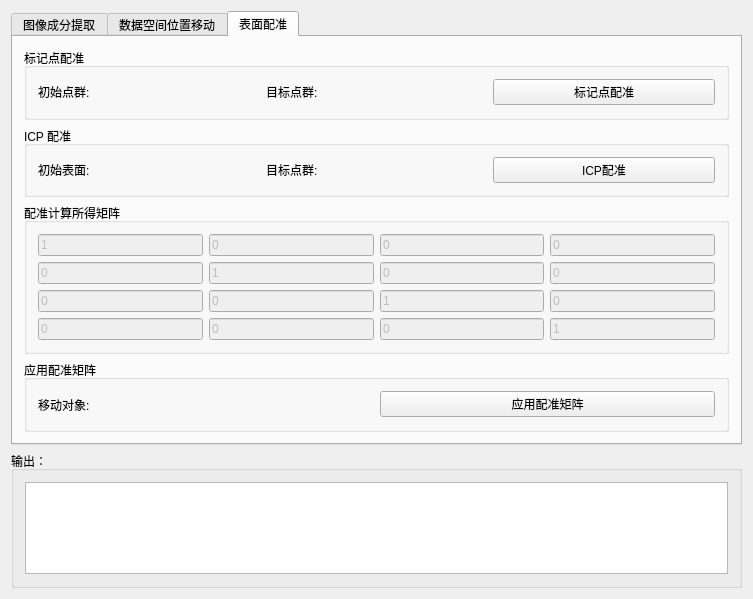
Above: Plugins/org.mitk.lancet.dentalwidget/src/internal/DentalWidgetControls.ui from zhaomengxiao/LancetMITK-Adition before the change. Below: the same form after it.
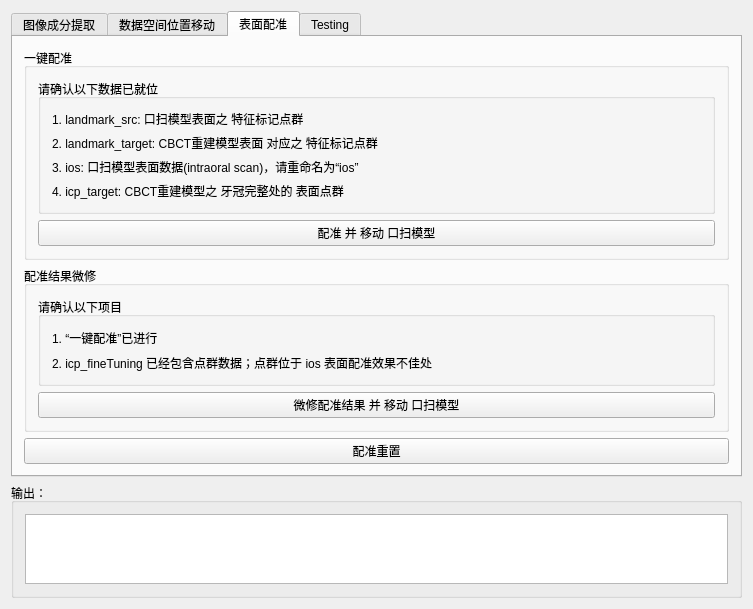
That is the form after the change. Custom widgets are drawn as their Qt base class.

Diff of the .ui file:
```diff
--- a/Plugins/org.mitk.lancet.dentalwidget/src/internal/DentalWidgetControls.ui
+++ b/Plugins/org.mitk.lancet.dentalwidget/src/internal/DentalWidgetControls.ui
@@ -19,12 +19,21 @@
   <property name="windowTitle">
    <string>QmitkTemplate</string>
   </property>
-  <layout class="QVBoxLayout" name="verticalLayout">
-   <item>
+  <layout class="QGridLayout" name="gridLayout_16">
+   <item row="0" column="0">
     <widget class="QTabWidget" name="tabWidget">
+     <property name="enabled">
+      <bool>true</bool>
+     </property>
      <property name="currentIndex">
       <number>2</number>
      </property>
+     <property name="tabsClosable">
+      <bool>false</bool>
+     </property>
+     <property name="tabBarAutoHide">
+      <bool>false</bool>
+     </property>
      <widget class="QWidget" name="tab">
       <attribute name="title">
        <string>图像成分提取</string>
@@ -303,10 +312,119 @@
        </item>
       </layout>
      </widget>
-     <widget class="QWidget" name="tab_3">
+     <widget class="QWidget" name="tab_4">
       <attribute name="title">
        <string>表面配准</string>
       </attribute>
+      <layout class="QGridLayout" name="gridLayout_15">
+       <item row="0" column="0">
+        <widget class="QGroupBox" name="groupBox_4">
+         <property name="title">
+          <string>一键配准</string>
+         </property>
+         <layout class="QGridLayout" name="gridLayout_9">
+          <item row="0" column="0">
+           <widget class="QGroupBox" name="groupBox">
+            <property name="title">
+             <string>请确认以下数据已就位</string>
+            </property>
+            <layout class="QGridLayout" name="gridLayout_8">
+             <item row="0" column="0">
+              <widget class="QLabel" name="label_5">
+               <property name="text">
+                <string>1. landmark_src: 口扫模型表面之 特征标记点群</string>
+               </property>
+              </widget>
+             </item>
+             <item row="1" column="0">
+              <widget class="QLabel" name="label_6">
+               <property name="text">
+                <string>2. landmark_target: CBCT重建模型表面 对应之 特征标记点群</string>
+               </property>
+              </widget>
+             </item>
+             <item row="2" column="0">
+              <widget class="QLabel" name="label_12">
+               <property name="text">
+                <string>3. ios: 口扫模型表面数据(intraoral scan)，请重命名为“ios”</string>
+               </property>
+              </widget>
+             </item>
+             <item row="3" column="0">
+              <widget class="QLabel" name="label_15">
+               <property name="text">
+                <string>4. icp_target: CBCT重建模型之 牙冠完整处的 表面点群</string>
+               </property>
+              </widget>
+             </item>
+            </layout>
+           </widget>
+          </item>
+          <item row="1" column="0">
+           <widget class="QPushButton" name="pushButton_registerIos">
+            <property name="text">
+             <string>配准 并 移动 口扫模型</string>
+            </property>
+           </widget>
+          </item>
+         </layout>
+        </widget>
+       </item>
+       <item row="1" column="0">
+        <widget class="QGroupBox" name="groupBox_10">
+         <property name="title">
+          <string>配准结果微修</string>
+         </property>
+         <layout class="QGridLayout" name="gridLayout_11">
+          <item row="0" column="0">
+           <widget class="QGroupBox" name="groupBox_11">
+            <property name="title">
+             <string>请确认以下项目</string>
+            </property>
+            <layout class="QGridLayout" name="gridLayout_10">
+             <item row="1" column="0">
+              <widget class="QLabel" name="label_17">
+               <property name="text">
+                <string>2. icp_fineTuning 已经包含点群数据；点群位于 ios 表面配准效果不佳处</string>
+               </property>
+              </widget>
+             </item>
+             <item row="0" column="0">
+              <widget class="QLabel" name="label_16">
+               <property name="text">
+                <string>1. “一键配准”已进行</string>
+               </property>
+              </widget>
+             </item>
+            </layout>
+           </widget>
+          </item>
+          <item row="1" column="0">
+           <widget class="QPushButton" name="pushButton_fixIcp">
+            <property name="text">
+             <string>微修配准结果 并 移动 口扫模型</string>
+            </property>
+           </widget>
+          </item>
+         </layout>
+        </widget>
+       </item>
+       <item row="2" column="0">
+        <widget class="QPushButton" name="pushButton_regReset">
+         <property name="text">
+          <string>配准重置</string>
+         </property>
+        </widget>
+       </item>
+      </layout>
+     </widget>
+     <widget class="QWidget" name="tab_3">
+      <property name="enabled">
+       <bool>false</bool>
+      </property>
+      <attribute name="title">
+       <string>Testing</string>
+      </attribute>
       <layout class="QGridLayout" name="gridLayout">
        <item row="0" column="0">
         <widget class="QGroupBox" name="groupBox_6">
@@ -324,7 +442,11 @@
              </widget>
             </item>
             <item>
-             <widget class="QmitkSingleNodeSelectionWidget" name="mitkNodeSelectWidget_LandmarkTargetPointset" native="true"/>
+             <widget class="QmitkSingleNodeSelectionWidget" name="mitkNodeSelectWidget_LandmarkTargetPointset" native="true">
+              <property name="enabled">
+               <bool>false</bool>
+              </property>
+             </widget>
             </item>
            </layout>
           </item>
@@ -338,7 +460,11 @@
              </widget>
             </item>
             <item>
-             <widget class="QmitkSingleNodeSelectionWidget" name="mitkNodeSelectWidget_LandmarkSrcPointset" native="true"/>
+             <widget class="QmitkSingleNodeSelectionWidget" name="mitkNodeSelectWidget_LandmarkSrcPointset" native="true">
+              <property name="enabled">
+               <bool>false</bool>
+              </property>
+             </widget>
             </item>
            </layout>
           </item>
@@ -382,7 +508,11 @@
              </widget>
             </item>
             <item>
-             <widget class="QmitkSingleNodeSelectionWidget" name="mitkNodeSelectWidget_IcpSrcSurface" native="true"/>
+             <widget class="QmitkSingleNodeSelectionWidget" name="mitkNodeSelectWidget_IcpSrcSurface" native="true">
+              <property name="enabled">
+               <bool>false</bool>
+              </property>
+             </widget>
             </item>
            </layout>
           </item>
@@ -587,7 +717,7 @@
             <item>
              <widget class="QmitkSingleNodeSelectionWidget" name="mitkNodeSelectWidget_MovingObject" native="true">
               <property name="enabled">
-               <bool>true</bool>
+               <bool>false</bool>
               </property>
              </widget>
             </item>
@@ -607,7 +737,7 @@
      </widget>
     </widget>
    </item>
-   <item>
+   <item row="1" column="0">
     <widget class="QGroupBox" name="groupBox_2">
      <property name="title">
       <string>输出：</string>
```
Left out of the diff: 10 changed lines with no effect on the pictures.
